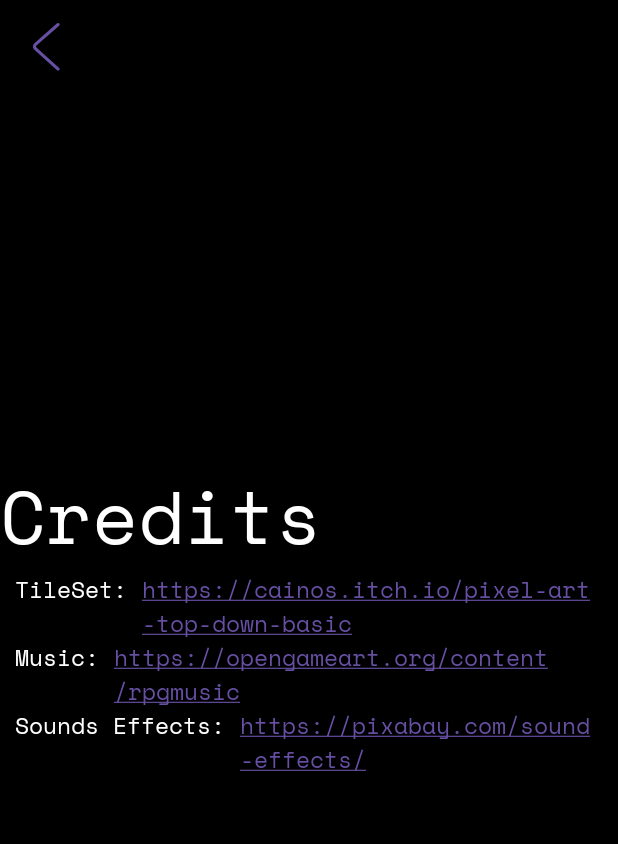
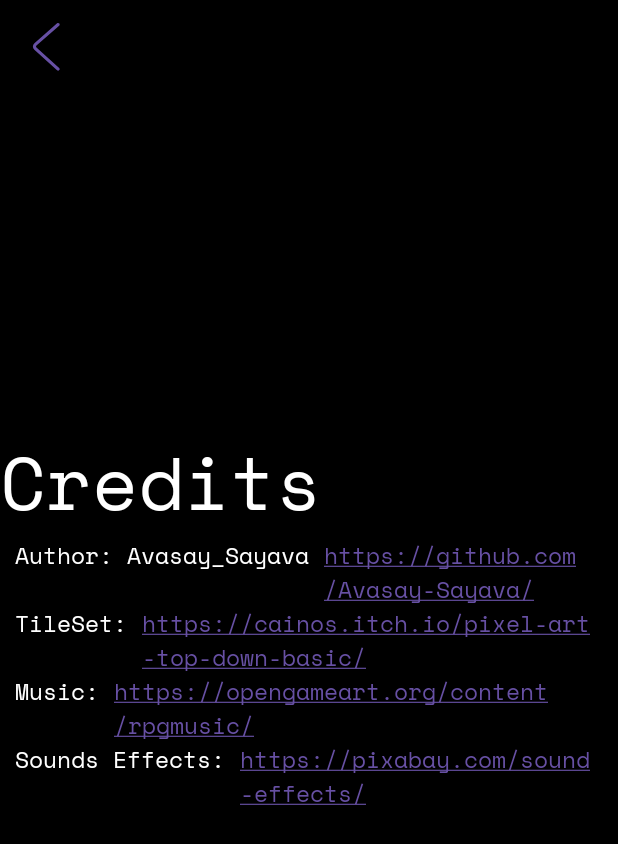
Before and after one commit to Avasay-Sayava/BagrutProject, an Android app: the layout credits_activity.xml on its own in the app's theme, with its tools: preview values and no code run, on a phone screen of 412 x 824 dp. Shown: the top 844 px of the screen. Run offline under Robolectric (Android 15) with nearby library versions, the phone set to English and light mode, and no system bars.

Commit message:
project book thing

```diff
--- a/ProjectApp/app/src/main/res/layout/credits_activity.xml
+++ b/ProjectApp/app/src/main/res/layout/credits_activity.xml
@@ -30,6 +30,29 @@
             android:text="@string/credits"
             android:textColor="@color/White"
             android:textSize="50sp" />
+
+        <LinearLayout
+            android:layout_width="wrap_content"
+            android:layout_height="wrap_content">
+
+            <TextView
+                android:layout_width="wrap_content"
+                android:layout_height="wrap_content"
+                android:layout_marginHorizontal="10dp"
+                android:fontFamily="@font/monospace"
+                android:text="@string/author"
+                android:textColor="@color/White"
+                android:textSize="15sp" />
+
+            <TextView
+                android:layout_width="wrap_content"
+                android:layout_height="wrap_content"
+                android:autoLink="web"
+                android:fontFamily="@font/monospace"
+                android:text="@string/github_link"
+                android:textColor="@color/White"
+                android:textSize="15sp" />
+        </LinearLayout>
 
         <LinearLayout
             android:layout_width="wrap_content"
--- a/ProjectApp/app/src/main/res/values/strings.xml
+++ b/ProjectApp/app/src/main/res/values/strings.xml
@@ -25,10 +25,12 @@
     <string name="credits">Credits</string>
     <string name="go">Go!</string>
     <string name="tileset">TileSet:</string>
-    <string name="tileset_link">https://cainos.itch.io/pixel-art-top-down-basic</string>
+    <string name="tileset_link" translatable="false">https://cainos.itch.io/pixel-art-top-down-basic/</string>
     <string name="sound_effects">Sounds Effects:</string>
-    <string name="rpg_music_link">https://opengameart.org/content/rpgmusic</string>
-    <string name="pixabay_link">https://pixabay.com/sound-effects/</string>
+    <string name="rpg_music_link" translatable="false">https://opengameart.org/content/rpgmusic/</string>
+    <string name="pixabay_link" translatable="false">https://pixabay.com/sound-effects/</string>
     <string name="music">Music:</string>
     <string name="by_avasay_sayava">by Avasay_Sayava</string>
+    <string name="author">Author: Avasay_Sayava</string>
+    <string name="github_link" translatable="false">https://github.com/Avasay-Sayava/</string>
 </resources>
```
